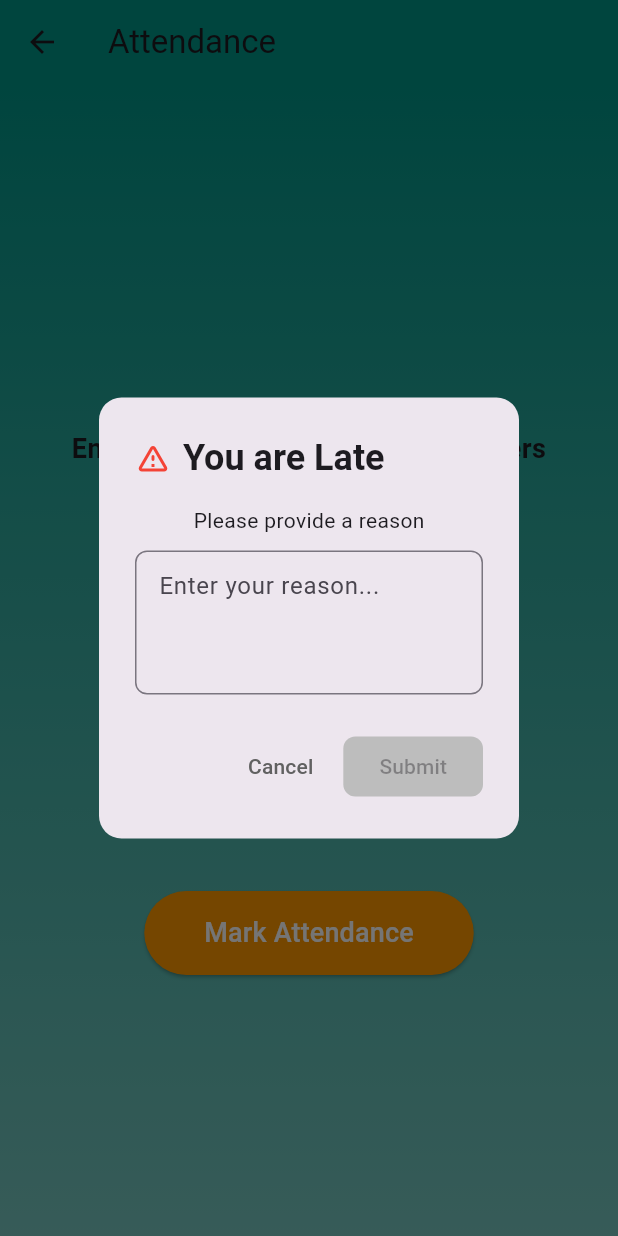
After one commit to Himanshu2002Singh/capitalcarefull, a Flutter app: the Attendancescreen screen opened directly, after a tap on "Mark Attendance", on a phone screen of 412 x 824 dp. The commit adds this screen. Run offline on Flutter 3.47's test engine with Material 3 defaults, Android fonts, the phone set to English and light mode, and no system bars; our stand-ins replace file_picker, fl_chart, flutter_dotenv, flutter_secure_storage, font_awesome_flutter, geolocator and 4 more; missing offline and left inert: dart:ffi, flutter_phone_direct_caller; accounts and stored records are empty; network calls fail.

Commit message:
attendance module added

```diff
--- /dev/null
+++ b/frontend/lib/views/screens/attendance_screen.dart
@@ -0,0 +1,552 @@
+import 'dart:async';
+import 'dart:convert';
+
+import 'package:capital_care/constants/server_url.dart';
+import 'package:flutter/material.dart';
+import 'package:flutter_secure_storage/flutter_secure_storage.dart';
+import 'package:geolocator/geolocator.dart';
+import 'package:http/http.dart' as http;
+import 'package:shared_preferences/shared_preferences.dart';
+
+class Location {
+  final String name;
+  final double latitude;
+  final double longitude;
+
+  Location({
+    required this.name,
+    required this.latitude,
+    required this.longitude,
+  });
+
+  Map<String, dynamic> toJson() => {
+    'name': name,
+    'latitude': latitude,
+    'longitude': longitude,
+  };
+
+  factory Location.fromJson(Map<String, dynamic> json) => Location(
+    name: json['name'],
+    latitude: json['latitude'],
+    longitude: json['longitude'],
+  );
+}
+
+class Attendancescreen extends StatefulWidget {
+  const Attendancescreen({Key? key}) : super(key: key);
+
+  @override
+  State<Attendancescreen> createState() => _AttendancescreenState();
+}
+
+class _AttendancescreenState extends State<Attendancescreen> {
+  Timer? locationCheckTimer;
+  Map<DateTime, Duration> outsideLocationPeriods = {};
+  Duration calculateTotalOutsideTime() {
+    Duration totalDuration = Duration.zero;
+
+    outsideLocationPeriods.forEach((startTime, duration) {
+      totalDuration += duration;
+    });
+
+    return totalDuration;
+  }
+
+  final List<Location> allowedLocations = [
+    Location(name: 'Office', latitude: 28.583967, longitude: 77.313246),
+  ];
+
+  String attendanceStatus = 'Attendance not marked';
+  bool isAttendanceStarted = false;
+  int? attendanceId;
+  bool isLoading = false;
+  bool isAttendanceMarked = false;
+  // Location? selectedLocation;
+  DateTime now = DateTime.now();
+  TextEditingController _reasonController = TextEditingController();
+  bool isLate = false;
+
+  @override
+  void initState() {
+    super.initState();
+    _initializeAttendance();
+    _startPeriodicLocationCheck();
+    // selectedLocation = allowedLocations[0];
+  }
+
+  void _startPeriodicLocationCheck() {
+    locationCheckTimer = Timer.periodic(Duration(minutes: 30), (timer) {
+      if (isAttendanceStarted) {
+        _checkCurrentLocation();
+      }
+    });
+  }
+
+  Future<void> _checkCurrentLocation() async {
+    Position position = await Geolocator.getCurrentPosition(
+      desiredAccuracy: LocationAccuracy.high,
+    );
+
+    double distanceInMeters = Geolocator.distanceBetween(
+      28.583967,
+      77.313246,
+      position.latitude,
+      position.longitude,
+    );
+
+    if (distanceInMeters > 100) {
+      // Record the time when user is found outside
+      outsideLocationPeriods[DateTime.now()] = Duration.zero;
+    }
+  }
+
+  Future<void> _initializeAttendance() async {
+    await _loadAttendanceState();
+
+    await _checkAttendanceStatus();
+    await _checkAndResetAttendanceForNewDay();
+  }
+
+  Future<void> _checkAttendanceStatus() async {
+    setState(() => isLoading = true);
+    try {
+      final storage = FlutterSecureStorage();
+      final token = await storage.read(key: "auth_token");
+
+      final response = await http.get(
+        Uri.parse('${ServerUrl}/checkattendance'),
+        headers: {
+          'Content-Type': 'application/json',
+          'authorization': 'Bearer $token',
+        },
+      );
+      if (response.statusCode == 200) {
+        print('her===>e');
+        final responseData = jsonDecode(response.body);
+        bool alreadyMarked = responseData['alreadyMarked'] ?? false;
+        print('alreadyMarked $alreadyMarked');
+
+        setState(() {
+          if (alreadyMarked) {
+            attendanceStatus = 'Attendance already completed for today.';
+            isAttendanceStarted = true;
+            isAttendanceMarked = true;
+          }
+          print(attendanceStatus);
+        });
+      }
+    } catch (e) {
+      setState(() => attendanceStatus = 'Error checking attendance status.');
+    } finally {
+      setState(() => isLoading = false);
+    }
+  }
+  // 'duration': calculateTotalOutsideTime().inMinutes
+
+  Future<void> _checkAndResetAttendanceForNewDay() async {
+    final prefs = await SharedPreferences.getInstance();
+    String? lastMarkedDate = prefs.getString('attendanceDate');
+    print('lastMarkedDate $lastMarkedDate');
+    String currentDate = DateTime.now().toIso8601String().split('T')[0];
+    if (lastMarkedDate == null || lastMarkedDate != currentDate) {
+      await _resetAttendanceState();
+    }
+  }
+
+  Future<void> _resetAttendanceState() async {
+    print('here reset');
+    final prefs = await SharedPreferences.getInstance();
+    await prefs.setBool('isAttendanceStarted', false);
+    await prefs.remove('attendanceId');
+    await prefs.remove('attendanceDate');
+    await prefs.remove('attendancelocationname');
+    setState(() {
+      isAttendanceStarted = false;
+      attendanceId = null;
+      attendanceStatus = 'Attendance not marked';
+      // selectedLocation = null;
+    });
+  }
+
+  Future<void> _loadAttendanceState() async {
+    final prefs = await SharedPreferences.getInstance();
+    String? locationName = "office";
+    setState(() {
+      isAttendanceStarted = prefs.getBool('isAttendanceStarted') ?? false;
+      attendanceId = prefs.getInt('attendanceId');
+      // if (locationName != null) {
+      //   selectedLocation = allowedLocations[0];
+      // }
+      print('heher load attendance');
+      attendanceStatus =
+          isAttendanceStarted
+              ? 'Attendance is in progress!'
+              : 'Attendance not marked.';
+    });
+  }
+
+  Future<void> _saveAttendanceState(
+    bool started,
+    int? id,
+    Location? location,
+  ) async {
+    final prefs = await SharedPreferences.getInstance();
+    await prefs.setBool('isAttendanceStarted', started);
+    if (location != null) {
+      await prefs.setString('attendancelocationname', "office");
+    } else {
+      await prefs.remove('attendancelocationname');
+    }
+    if (id != null) {
+      await prefs.setInt('attendanceId', id);
+    } else {
+      await prefs.remove('attendanceId');
+    }
+    await prefs.setString(
+      'attendanceDate',
+      DateTime.now().toIso8601String().split('T')[0],
+    );
+  }
+
+  Future<void> _checkLocationAndMarkAttendance() async {
+    // if (selectedLocation == null) {
+    //   setState(() => attendanceStatus = 'Please select a location first.');
+    //   return;
+    // }
+
+    bool serviceEnabled = await Geolocator.isLocationServiceEnabled();
+    if (!serviceEnabled) {
+      setState(() => attendanceStatus = 'Location services are disabled.');
+      return;
+    }
+
+    LocationPermission permission = await Geolocator.checkPermission();
+    if (permission == LocationPermission.denied) {
+      permission = await Geolocator.requestPermission();
+      if (permission == LocationPermission.denied) {
+        setState(() => attendanceStatus = 'Location permissions are denied.');
+        return;
+      }
+    }
+
+    if (permission == LocationPermission.deniedForever) {
+      setState(
+        () => attendanceStatus = 'Location permissions are permanently denied.',
+      );
+      return;
+    }
+
+    Position position = await Geolocator.getCurrentPosition(
+      desiredAccuracy: LocationAccuracy.high,
+    );
+
+    double distanceInMeters = Geolocator.distanceBetween(
+      28.583967,
+      77.313246,
+      position.latitude,
+      position.longitude,
+    );
+
+    if (distanceInMeters <= 20) {
+      if (!isAttendanceStarted) {
+        await _markAttendanceStart();
+      } else {
+        await _markAttendanceClose();
+      }
+    } else {
+      setState(() {
+        attendanceStatus = 'You are not within 20 meters of office.';
+      });
+    }
+  }
+
+  Future<void> _markAttendanceStart() async {
+    setState(() => isLoading = true);
+    try {
+      final storage = FlutterSecureStorage();
+      final token = await storage.read(key: "auth_token");
+      // String token = await TokenManager.getToken() ?? '';
+      final response = await http.post(
+        Uri.parse('${ServerUrl}/markattendance'),
+        headers: {
+          'Content-Type': 'application/json',
+          'authorization': 'Bearer $token',
+        },
+        body: jsonEncode({
+          'locationName': "office",
+          'isLate': isLate,
+          'remark': _reasonController.text,
+        }),
+      );
+      if (response.statusCode == 200) {
+        final responseData = jsonDecode(response.body);
+        setState(() {
+          attendanceStatus = 'Attendance started successfully!';
+          isAttendanceStarted = true;
+          attendanceId = responseData['attendance']['id'];
+        });
+        print("=========== $attendanceId");
+        await _saveAttendanceState(
+          true,
+          attendanceId,
+          Location(name: 'Office', latitude: 28.583967, longitude: 77.313246),
+        );
+      } else if (response.statusCode == 400) {
+        setState(() => attendanceStatus = 'Attendance already marked today.');
+      } else {
+        setState(
+          () =>
+              attendanceStatus = 'Failed to start attendance. Try again later.',
+        );
+      }
+    } catch (e) {
+      setState(
+        () => attendanceStatus = 'An error occurred while marking attendance.',
+      );
+    } finally {
+      setState(() => isLoading = false);
+    }
+  }
+
+  Future<void> _markAttendanceClose() async {
+    print("$attendanceId, $attendanceStatus");
+    if (attendanceId == null) {
+      setState(() => attendanceStatus = 'No attendance record found to close.');
+      return;
+    }
+    setState(() => isLoading = true);
+    try {
+      final storage = FlutterSecureStorage();
+      final token = await storage.read(key: "auth_token");
+
+      final response = await http.put(
+        Uri.parse('${ServerUrl}/closeattendance/$attendanceId'),
+        headers: {
+          'Content-Type': 'application/json',
+          'authorization': 'Bearer $token',
+        },
+        body: jsonEncode({'locationName': "office"}),
+      );
+      if (response.statusCode == 200) {
+        setState(() {
+          attendanceStatus = 'Attendance closed successfully!';
+          isAttendanceStarted = false;
+          attendanceId = null;
+        });
+        await _saveAttendanceState(false, null, null);
+      } else {
+        setState(
+          () =>
+              attendanceStatus = 'Failed to close attendance. Try again later.',
+        );
+      }
+    } catch (e) {
+      setState(
+        () => attendanceStatus = 'An error occurred while closing attendance.',
+      );
+    } finally {
+      setState(() => isLoading = false);
+    }
+  }
+
+  void dispose() {
+    locationCheckTimer?.cancel();
+    super.dispose();
+  }
+
+  void _customDialog() {
+    showDialog(
+      context: context,
+      builder: (context) {
+        return StatefulBuilder(
+          builder: (context, setState) {
+            return AlertDialog(
+              shape: RoundedRectangleBorder(
+                borderRadius: BorderRadius.circular(15),
+              ),
+              title: Row(
+                children: [
+                  Icon(Icons.warning_amber_rounded, color: Colors.red),
+                  SizedBox(width: 8),
+                  Text(
+                    "You are Late",
+                    style: TextStyle(fontWeight: FontWeight.bold),
+                  ),
+                ],
+              ),
+              content: Column(
+                mainAxisSize: MainAxisSize.min,
+                children: [
+                  Text(
+                    "Please provide a reason",
+                    style: TextStyle(fontSize: 14),
+                  ),
+                  SizedBox(height: 10),
+                  TextField(
+                    controller: _reasonController,
+                    maxLines: 3,
+                    onChanged: (_) => setState(() {}), // Refresh on input
+                    decoration: InputDecoration(
+                      hintText: "Enter your reason...",
+                      border: OutlineInputBorder(
+                        borderRadius: BorderRadius.circular(8),
+                        borderSide: BorderSide(color: Colors.grey.shade400),
+                      ),
+                      contentPadding: EdgeInsets.all(12),
+                    ),
+                  ),
+                ],
+              ),
+              actions: [
+                TextButton(
+                  onPressed: () => Navigator.of(context).pop(),
+                  child: Text(
+                    "Cancel",
+                    style: TextStyle(color: Colors.grey[700]),
+                  ),
+                ),
+                ElevatedButton(
+                  onPressed:
+                      _reasonController.text.trim().length >= 5
+                          ? () {
+                            isLate = true;
+                            _checkLocationAndMarkAttendance();
+                            Navigator.of(context).pop();
+                          }
+                          : null, // disabled if text too short
+                  style: ElevatedButton.styleFrom(
+                    backgroundColor: Colors.deepPurple,
+                    foregroundColor: Colors.white,
+                    disabledBackgroundColor: Colors.grey.shade400,
+                    shape: RoundedRectangleBorder(
+                      borderRadius: BorderRadius.circular(8),
+                    ),
+                  ),
+                  child: Text("Submit"),
+                ),
+              ],
+            );
+          },
+        );
+      },
+    );
+  }
+
+  @override
+  Widget build(BuildContext context) {
+    return Scaffold(
+      appBar: AppBar(title: Text('Attendance'), backgroundColor: Colors.teal),
+      body: SingleChildScrollView(
+        child: Container(
+          height: MediaQuery.of(context).size.height,
+          decoration: BoxDecoration(
+            gradient: LinearGradient(
+              begin: Alignment.topCenter,
+              end: Alignment.bottomCenter,
+              colors: [Colors.teal, Colors.teal.shade200],
+            ),
+          ),
+          child: SafeArea(
+            child: Center(
+              child: Column(
+                mainAxisAlignment: MainAxisAlignment.center,
+                children: [
+                  Text(
+                    'Ensure that you are at least 20 meters \n  within the specified location.',
+                    style: TextStyle(fontSize: 18, fontWeight: FontWeight.bold),
+                    textAlign: TextAlign.center,
+                  ),
+                  SizedBox(height: 20),
+                  Icon(Icons.location_on, size: 100, color: Colors.white),
+                  SizedBox(height: 30),
+                  Container(
+                    padding: EdgeInsets.symmetric(vertical: 20, horizontal: 6),
+                    decoration: BoxDecoration(
+                      color: Colors.white.withOpacity(0.8),
+                      borderRadius: BorderRadius.circular(15),
+                    ),
+                    child:
+                        isLoading
+                            ? CircularProgressIndicator()
+                            : Text(
+                              attendanceStatus,
+                              style: TextStyle(
+                                fontSize: 18,
+                                fontWeight: FontWeight.bold,
+                              ),
+                              textAlign: TextAlign.center,
+                            ),
+                  ),
+                  SizedBox(height: 40),
+                  // if (!isAttendanceMarked)
+                  //   Card(
+                  //     child: Padding(
+                  //       padding: EdgeInsets.all(16),
+                  //       child: Column(
+                  //         crossAxisAlignment: CrossAxisAlignment.start,
+                  //         children: [
+                  //           Text(
+                  //             'Select Location',
+                  //             style: TextStyle(
+                  //               fontSize: 18,
+                  //               fontWeight: FontWeight.bold,
+                  //             ),
+                  //           ),
+                  //           SizedBox(height: 16),
+                  //           ...allowedLocations.map(
+                  //             (location) => RadioListTile<Location>(
+                  //               title: Text(location.name),
+                  //               // subtitle: Text(
+                  //               //     'Lat: ${location.latitude}\nLng: ${location.longitude}'),
+                  //               value: location,
+                  //               groupValue: selectedLocation,
+                  //               onChanged:
+                  //                   isAttendanceStarted
+                  //                       ? null
+                  //                       : (Location? value) {
+                  //                         setState(() {
+                  //                           selectedLocation = value;
+                  //                         });
+                  //                       },
+                  //             ),
+                  //           ),
+                  //         ],
+                  //       ),
+                  //     ),
+                  //   ),
+                  if (!isAttendanceMarked)
+                    ElevatedButton(
+                      onPressed:
+                          isLoading
+                              ? null
+                              : (now.hour >= 10 &&
+                                  now.minute > 10 &&
+                                  !isAttendanceStarted)
+                              ? _customDialog
+                              : _checkLocationAndMarkAttendance,
+                      child: Text(
+                        isAttendanceStarted
+                            ? 'Close Attendance'
+                            : 'Mark Attendance',
+                        style: TextStyle(fontSize: 18, color: Colors.white),
+                      ),
+                      style: ElevatedButton.styleFrom(
+                        backgroundColor: Colors.orange,
+                        padding: EdgeInsets.symmetric(
+                          horizontal: 40,
+                          vertical: 15,
+                        ),
+                        shape: RoundedRectangleBorder(
+                          borderRadius: BorderRadius.circular(30),
+                        ),
+                      ),
+                    ),
+                ],
+              ),
+            ),
+          ),
+        ),
+      ),
+    );
+  }
+}
--- a/frontend/pubspec.yaml
+++ b/frontend/pubspec.yaml
@@ -47,6 +47,8 @@ dependencies:
   flutter_secure_storage: ^8.0.0
   flutter_dotenv: ^5.2.1
   intl: ^0.20.2
+  geolocator: ^14.0.1
+  shared_preferences: ^2.5.3
 
 dev_dependencies:
   flutter_test:
```
Also changed, not shown: frontend/lib/views/widgets/app_scaffold.dart (+10 -0 lines), frontend/pubspec.lock, 11 other files.
